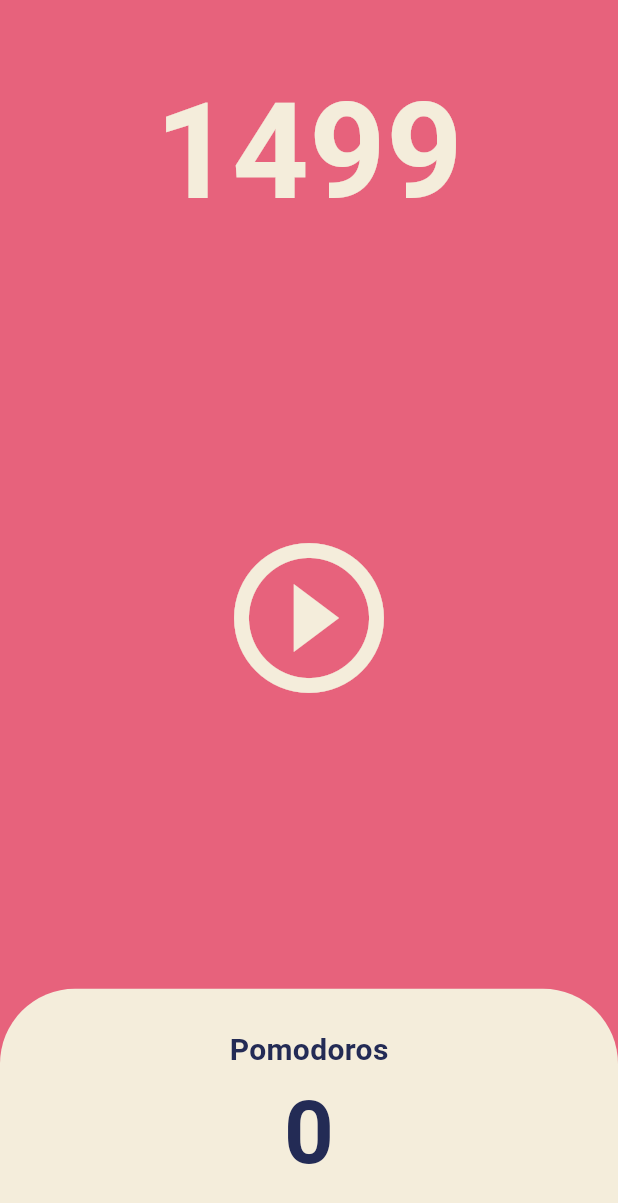
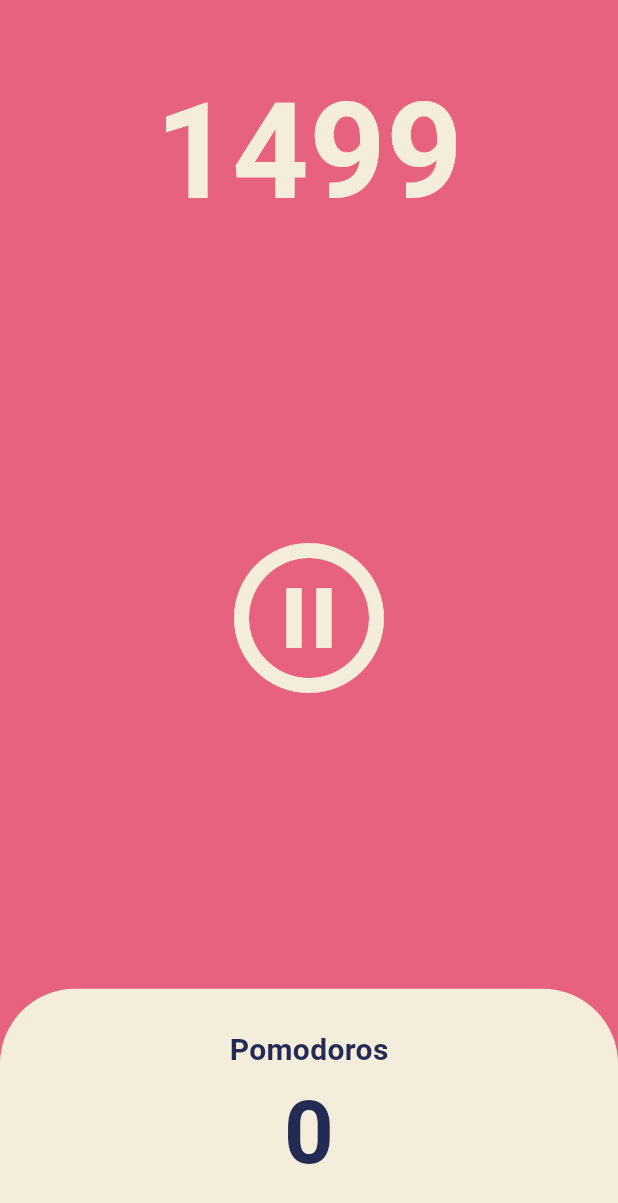
Before and after one commit to myFlutterClone/toonflix_pomo, a Flutter app: the screen it shows after launch, after a tap on the "play circle outline" icon, on a phone screen of 412 x 824 dp. Shown: the top 1203 px of the screen. Run offline on Flutter 3.47's test engine with Material 3 defaults, Android fonts, the phone set to English and light mode, and no system bars.

Commit message:
5.2 Pause Play End

```diff
--- a/lib/screens/home_screen.dart
+++ b/lib/screens/home_screen.dart
@@ -10,6 +10,7 @@ class HomeScreen extends StatefulWidget {
 
 class _HomeScreenState extends State<HomeScreen> {
   int totalSeconds = 1500;
+  bool isRunning = false;
   late Timer timer;
 
   void onTick(Timer timer) {
@@ -20,6 +21,16 @@ class _HomeScreenState extends State<HomeScreen> {
 
   void onStartPressed() {
     timer = Timer.periodic(const Duration(seconds: 1), onTick);
+    setState(() {
+      isRunning = true;
+    });
+  }
+
+  void onPausePressed() {
+    timer.cancel();
+    setState(() {
+      isRunning = false;
+    });
   }
 
   @override
@@ -48,10 +59,10 @@ class _HomeScreenState extends State<HomeScreen> {
               child: IconButton(
                 iconSize: 120,
                 color: Theme.of(context).cardColor,
-                onPressed: onStartPressed,
-                icon: const Icon(
-                  Icons.play_circle_outline,
-                ),
+                onPressed: isRunning ? onPausePressed : onStartPressed,
+                icon: Icon(isRunning
+                    ? Icons.pause_circle_outline
+                    : Icons.play_circle_outline),
               ),
             ),
           ),
```
